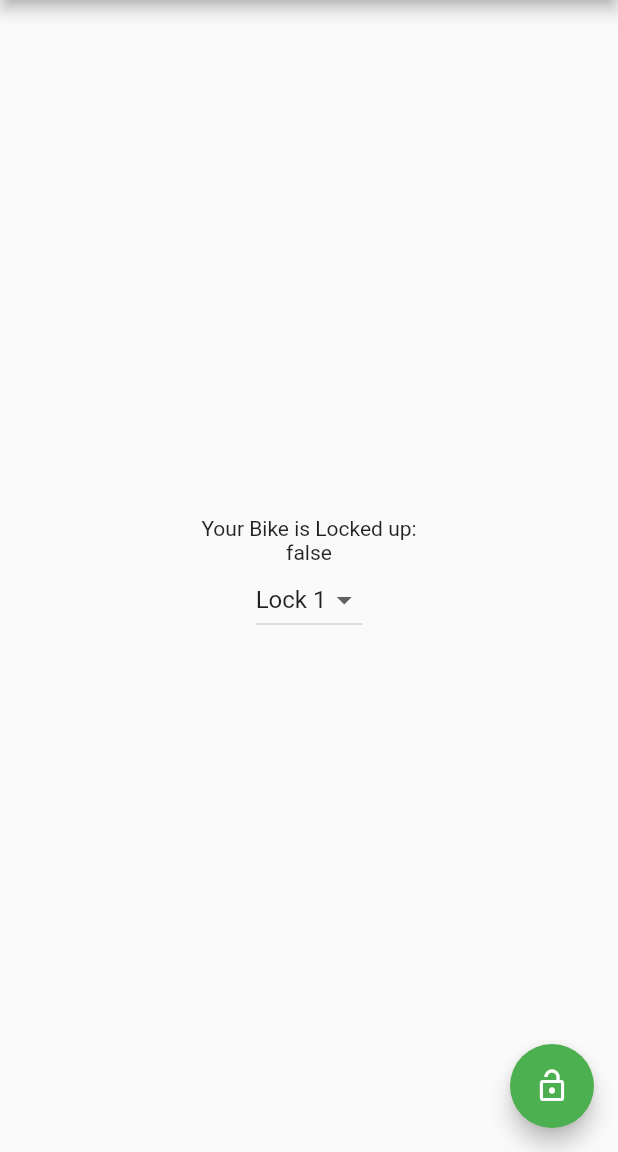
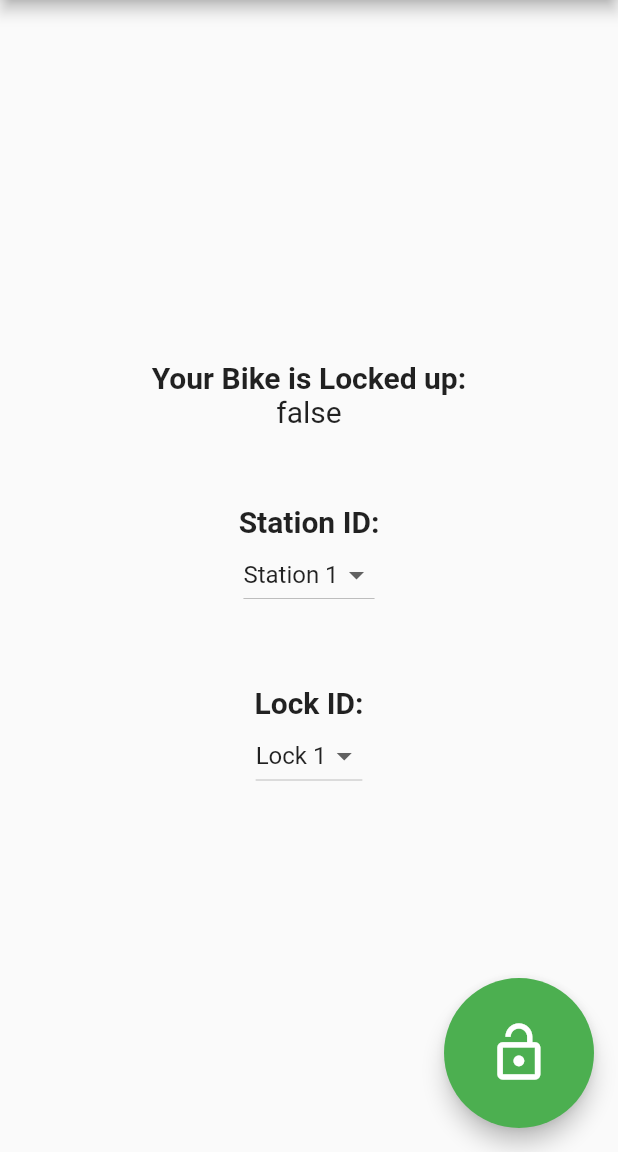
Before and after one commit to ChicoState/BikeLock, a Flutter app: the screen it shows after launch, after a tap on the "lock open" icon, on a phone screen of 412 x 824 dp, the part 84-1236 px from its top. Run offline on Flutter 3.47's test engine with Material 2 defaults, Android fonts, the phone set to English and light mode, and no system bars.

Commit message:
- Added in second drop down for lock - General styling changes

```diff
--- a/Mobile/lib/main.dart
+++ b/Mobile/lib/main.dart
@@ -37,17 +37,21 @@ class MyHomePage extends StatefulWidget {
 class _MyHomePageState extends State<MyHomePage> {
   String _counter = "false";
 
-  String nameCity = "";
+  var _AvailableStations = ['Station 1', 'Station 2'];
+  var _currentStation = 'Station 1';
+
   var _AvailableLocks = ['Lock 1', 'Lock 2'];
-  var _currentItemSelected = 'Lock 1';
+  var _currentLock= 'Lock 1';
+
+
 
   void lock_and_unlock() {
 
     //TODO Create drop down menu with list of the locks, hardcode for now
     //Variables for interacting with the locks, set them as you need to
-    String UUID;
-    int lock_ID;
-    int state;
+    String UUID = "UUID Placeholder";
+    int lock_ID = 00000;
+    int state = 00000;
 
     //Creating HTTP Object
     var HTTP = HTTPHelper(UUID, lock_ID, state);
@@ -93,11 +97,14 @@ class _MyHomePageState extends State<MyHomePage> {
         // in the middle of the parent.
         child: Column(
           mainAxisAlignment: MainAxisAlignment.center,
+
           children: <Widget>[
-          Text('Your Bike is Locked up:',),
-          Text('$_counter',),
+            Text('Your Bike is Locked up:',  style: TextStyle(fontWeight: FontWeight.bold, fontSize: 20),  ),
+            Text('$_counter',  style: TextStyle( fontSize: 20, )),
+            SizedBox(height: 50),
+            Text('Station ID:',  style: TextStyle(fontWeight: FontWeight.bold, fontSize: 20),),
             DropdownButton<String>(
-          items: _AvailableLocks.map((String dropDownStringItem) {
+              items: _AvailableStations.map((String dropDownStringItem) {
                 return DropdownMenuItem<String>(
                   value: dropDownStringItem,
                   child: Text(dropDownStringItem),
@@ -106,29 +113,62 @@ class _MyHomePageState extends State<MyHomePage> {
 
               onChanged: (String newValueSelected) {
                 // Your code to execute, when a menu item is selected from drop down
-            _onDropDownItemSelected(newValueSelected);
+                _onStationItemSelected(newValueSelected);
               },
 
-          value: _currentItemSelected,
+              value: _currentStation,
+            ),
+            SizedBox(height: 50),
+            Text('Lock ID:',  style: TextStyle(fontWeight: FontWeight.bold, fontSize: 20),),
+            DropdownButton<String>(
+              items: _AvailableLocks.map((String dropDownStringItem) {
+                return DropdownMenuItem<String>(
+                  value: dropDownStringItem,
+                  child: Text(dropDownStringItem, ),
+                );
+              }).toList(),
+
+              onChanged: (String newValueSelected) {
+                // Your code to execute, when a menu item is selected from drop down
+                _onLockItemSelected(newValueSelected);
+              },
+
+              value: _currentLock,
 
             ),
           ],
         ),
 
       ),
-    floatingActionButton: FloatingActionButton(
+      floatingActionButton: Container(
+        height: 100.0,
+        width: 100.0,
+
+        child: FittedBox(
+          child: FloatingActionButton(
             onPressed: lock_and_unlock,
             tooltip: 'Increment',
-    //TODO Alternating lock & unlock icon
+            //Alternating Icon
             child: (_counter == "true") ? Icon(Icons.lock) : Icon(Icons.lock_open),
+            //Alternating Icon Color
             backgroundColor: (_counter == "true") ? Colors.red : Colors.green,
+            splashColor: Colors.amber,
+          ),
+        ),
       ),
       // This trailing comma makes auto-formatting nicer for build methods.
     );
   }
-  void _onDropDownItemSelected(String newValueSelected) {
+
+  void _onStationItemSelected(String newValueSelected) {
     setState(() {
-      this._currentItemSelected = newValueSelected;
+      this._currentStation = newValueSelected;
+    });
+  }
+
+  void _onLockItemSelected(String newValueSelected) {
+    setState(() {
+      this._currentLock = newValueSelected;
     });
   }
 }
```
Lines whose indentation alone changed are shown as unchanged.
